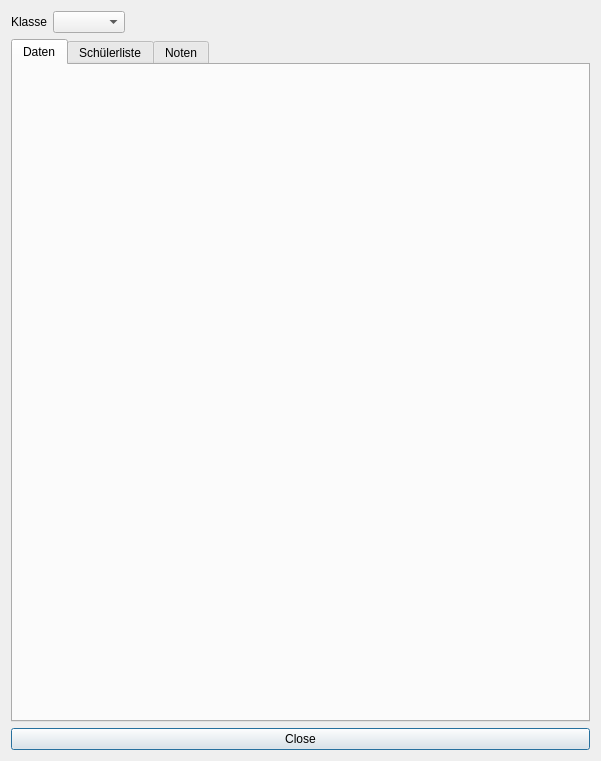
This is noten/maindlg.ui in cniehaus/biotools as Qt 5 draws it before an edit. The edited form follows.
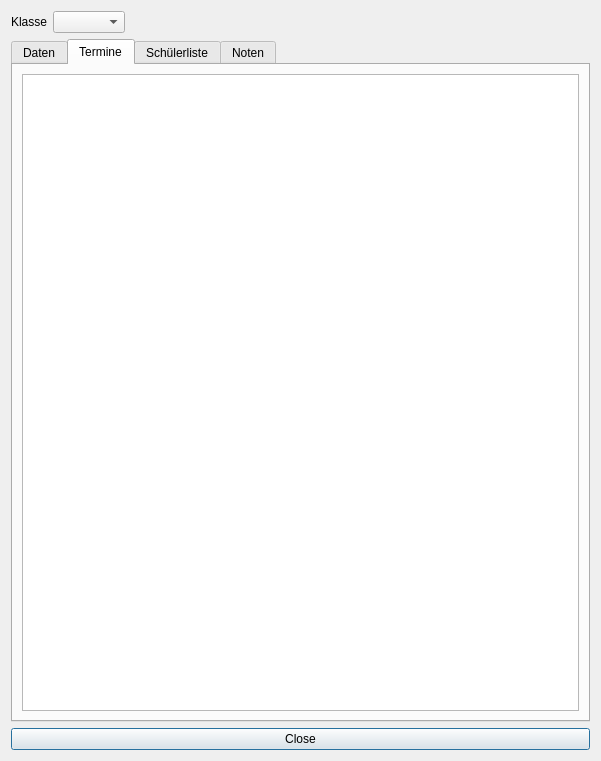
This is the edited form.

Commit message: Einiges neu, aber es geht immer noch nix :-)

The edit to the form file:
```diff
--- a/noten/maindlg.ui
+++ b/noten/maindlg.ui
@@ -46,13 +46,23 @@
      <item>
       <widget class="QTabWidget" name="tabWidget">
        <property name="currentIndex">
-        <number>0</number>
+        <number>1</number>
        </property>
        <widget class="QWidget" name="tab">
         <attribute name="title">
          <string>Daten</string>
         </attribute>
        </widget>
+       <widget class="QWidget" name="Seite_2">
+        <attribute name="title">
+         <string>Termine</string>
+        </attribute>
+        <layout class="QGridLayout" name="gridLayout_2">
+         <item row="0" column="0">
+          <widget class="QTextBrowser" name="terminWidget"/>
+         </item>
+        </layout>
+       </widget>
        <widget class="QWidget" name="Seite">
         <attribute name="title">
          <string>Schülerliste</string>
```
The commit also changes 2 other files.
